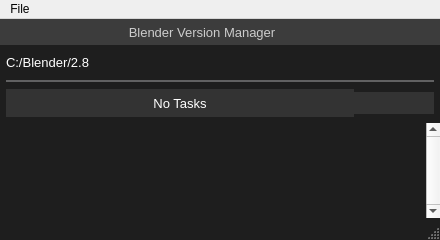
This is main_window_design.ui in DotBow/Blender-Version-Manager as Qt 5 draws it before an edit. The edited form follows.
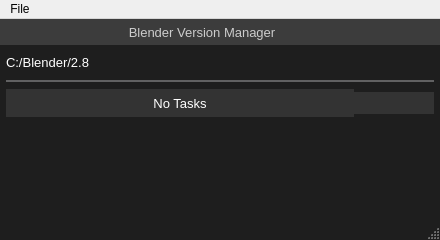
This is the edited form. Icons and pictures are not drawn.

Commit message: Scrollbar defaults.

Diff of the .ui file:
```diff
--- a/main_window_design.ui
+++ b/main_window_design.ui
@@ -672,15 +672,7 @@
 QScrollBar:vertical
 {
 	background-color: rgb(30, 30, 30);
-	width: 4px;
-	margin: 0px;
-}
-
-QFrame
-{
-	border-style: solid;
-	border-color: rgb(30, 30, 30);
-	border-width: 0px 0px 0px 0px;
+	width: 6px;
 }
 
 QScrollBar::handle:vertical
@@ -701,8 +693,14 @@
       <property name="frameShape">
        <enum>QFrame::NoFrame</enum>
       </property>
+      <property name="frameShadow">
+       <enum>QFrame::Plain</enum>
+      </property>
+      <property name="lineWidth">
+       <number>0</number>
+      </property>
       <property name="verticalScrollBarPolicy">
-       <enum>Qt::ScrollBarAlwaysOn</enum>
+       <enum>Qt::ScrollBarAsNeeded</enum>
       </property>
       <property name="horizontalScrollBarPolicy">
        <enum>Qt::ScrollBarAlwaysOff</enum>
@@ -715,7 +713,7 @@
         <rect>
          <x>0</x>
          <y>0</y>
-         <width>436</width>
+         <width>440</width>
          <height>78</height>
         </rect>
        </property>
```
The commit also changes 1 other file.
